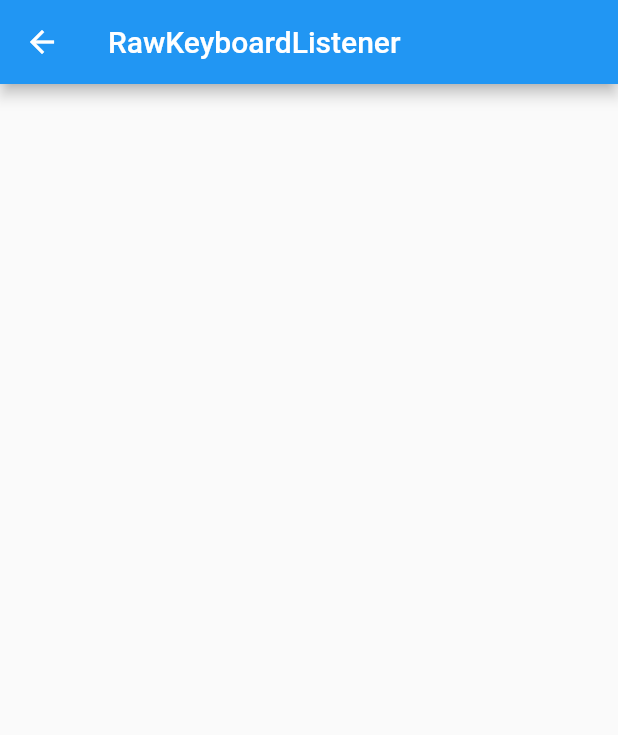
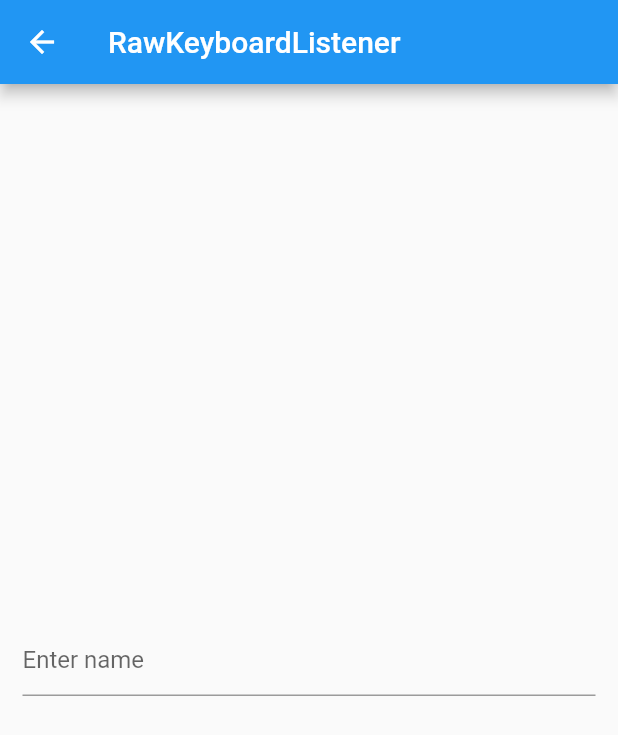
Before and after one commit to dorelysm/flutter_inputs, a Flutter app: the KeyB screen opened by its route, on a phone screen of 412 x 824 dp. Shown: the top 735 px of the screen. Run offline on Flutter 3.47's test engine with Material 2 defaults, Android fonts, the phone set to English and light mode, and no system bars.

```diff
--- a/lib/pages/key.dart
+++ b/lib/pages/key.dart
@@ -1,12 +1,57 @@
 import 'package:flutter/material.dart';
+import 'package:flutter/services.dart';
+import 'dart:async';
 
-class KeyB extends StatelessWidget {
+class KeyB extends StatefulWidget {
+  @override
+  State<KeyB> createState() => _KeyBState();
+}
+
+class _KeyBState extends State<KeyB> {
+ final TextEditingController _controller = TextEditingController();
+ final FocusNode _textNode = FocusNode();
+ @override
+  initState() {
+    super.initState();
+  }
+  //Handle when submitting
+  void _handleSubmitted(String finalinput) {
+    setState(() {
+      SystemChannels.textInput
+          .invokeMethod('TextInput.hide'); //hide keyboard again
+      _controller.clear();
+    });
+  }
+
+  handleKey(RawKeyEventData key) {
+    String _keyCode;
+    _keyCode = key.keyLabel.toString(); //keycode of key event (66 is return)
+  }
+
+  _buildTextComposer() {
+    TextField _textField = TextField(
+      decoration: const InputDecoration(hintText: "Enter name"),
+      controller: _controller,
+      onSubmitted: _handleSubmitted,
+    );
+    FocusScope.of(context).requestFocus(_textNode);
+    return RawKeyboardListener(
+        focusNode: _textNode,
+        onKey: (key) => handleKey(key.data),
+        child: Center(
+            child: Padding(
+          padding: const EdgeInsets.all(15.0),
+          child: _textField,
+        )));
+  }
+
   @override
   Widget build(BuildContext context) {
     return Scaffold(
       appBar: AppBar(
         title: const Text('RawKeyboardListener'),
       ),
+      body: _buildTextComposer(),
     );
   }
 }
```
